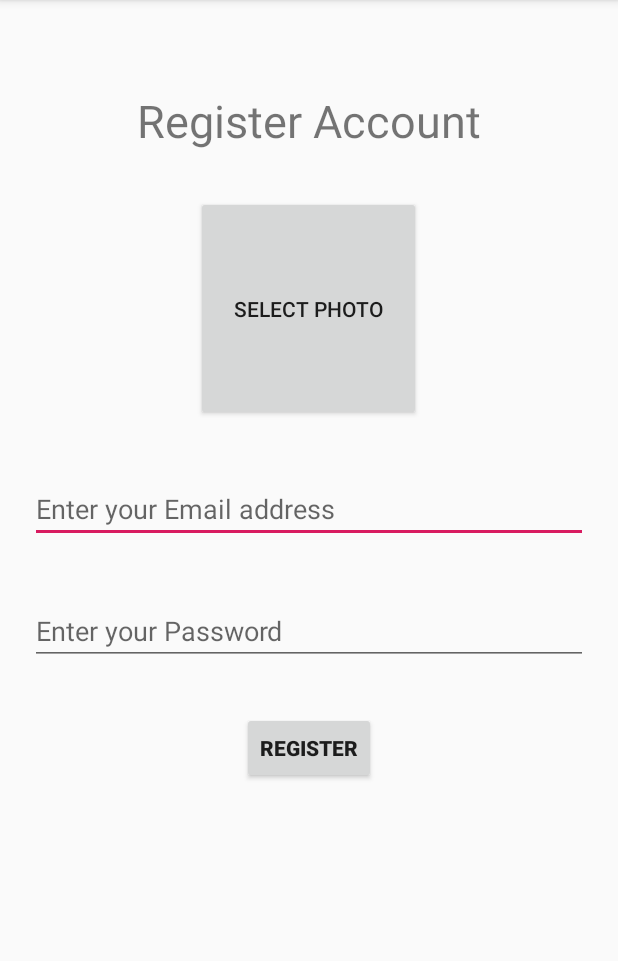
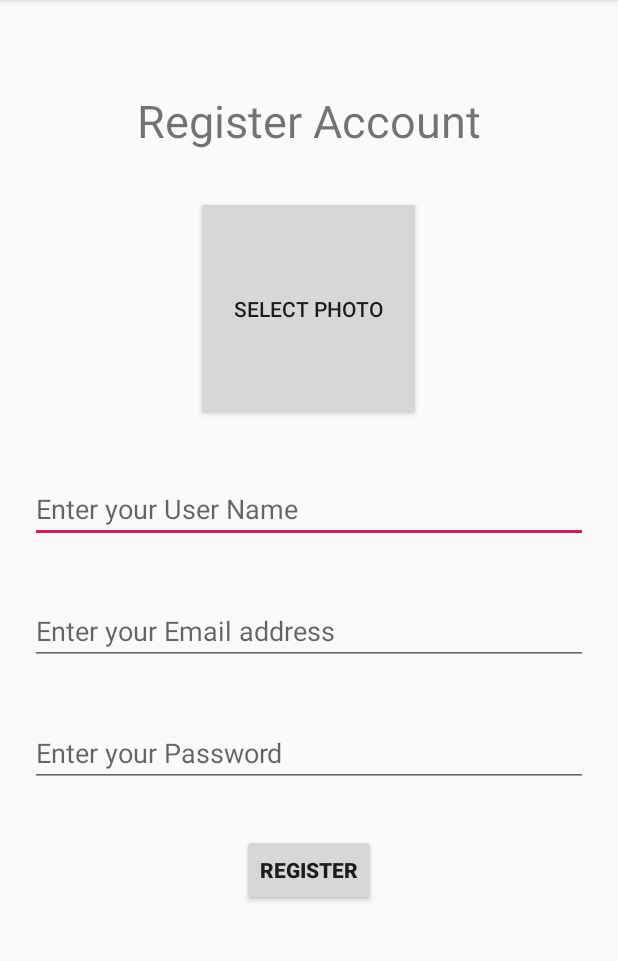
Before and after one commit to mmengw/GTRRApp, an Android app: the RegisterActivity screen opened directly, with no data from a screen before it, on a phone screen of 412 x 824 dp, the part 84-1045 px from its top. Run offline under Robolectric (Android 15) with nearby library versions, the light colour scheme and no system bars; our stand-ins replace Firebase (no records; nobody signed in at launch, a user with empty details on screens opened directly).

Commit message:
Added Firebase Database
-able to upload and store image and user detial in firebase databse

```diff
--- a/app/build.gradle
+++ b/app/build.gradle
@@ -47,5 +47,6 @@ dependencies {
 
     implementation 'com.google.firebase:firebase-analytics:17.5.0'
     implementation 'com.google.firebase:firebase-auth-ktx:19.3.2'
-
+    implementation 'com.google.firebase:firebase-storage-ktx:19.2.0'
+    implementation 'com.google.firebase:firebase-database-ktx:19.4.0'
 }
--- a/app/src/main/res/layout/activity_register.xml
+++ b/app/src/main/res/layout/activity_register.xml
@@ -29,11 +29,22 @@
             android:text="SELECT PHOTO" />
 
         <EditText
+            android:hint="Enter your User Name"
+            android:id="@+id/gtrr_UserName"
+            android:layout_width="match_parent"
+            android:layout_height="wrap_content"
+            android:layout_below="@+id/select_photobtn"
+            android:layout_centerHorizontal="true"
+            android:layout_marginTop="36dp"
+            android:ems="10"
+            android:inputType="textEmailAddress" />
+
+        <EditText
             android:hint="Enter your Email address"
             android:id="@+id/gtrrEmail"
             android:layout_width="match_parent"
             android:layout_height="wrap_content"
-            android:layout_below="@+id/select_photobtn"
+            android:layout_below="@+id/gtrr_UserName"
             android:layout_centerHorizontal="true"
             android:layout_marginTop="36dp"
             android:ems="10"
```
Also changed, not shown: app/src/main/java/com/example/gtrrapp/RegisterActivity.kt (+80 -4 lines).
